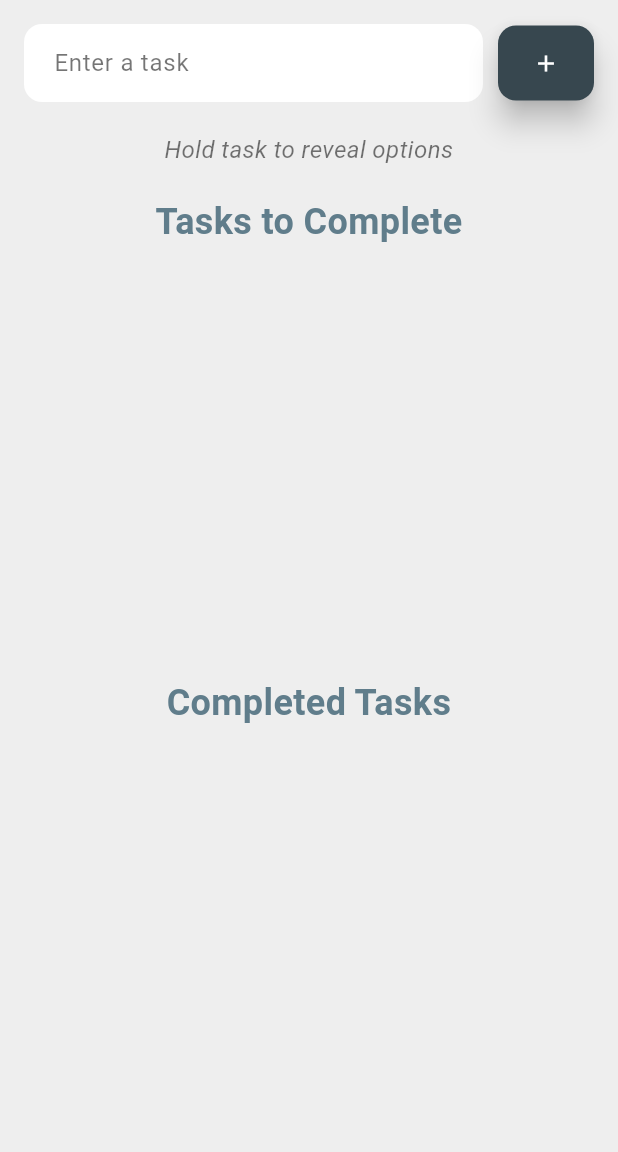
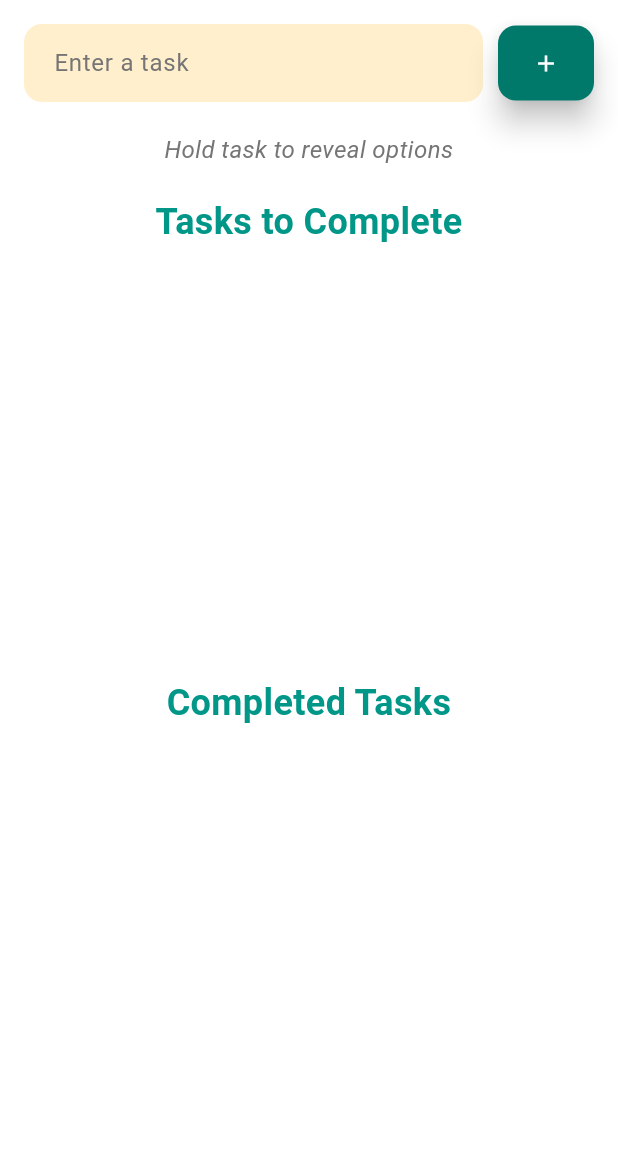
Before and after one commit to xshxr/Todoo-List-App-Internship-Task-, a Flutter app: the screen it shows after launch, on a phone screen of 412 x 824 dp, the part 84-1236 px from its top. Run offline on Flutter 3.47's test engine with Material 3 defaults, Android fonts, the phone set to English and light mode, and no system bars; our stand-ins replace flutter_local_notifications, timezone.

Commit message:
done proj

```diff
--- a/lib/main.dart
+++ b/lib/main.dart
@@ -1,3 +1,5 @@
+// ignore_for_file: deprecated_member_use, library_private_types_in_public_api
+
 import 'package:flutter/material.dart';
 import 'package:flutter_local_notifications/flutter_local_notifications.dart';
 import 'package:timezone/data/latest.dart' as tz;
@@ -41,9 +43,10 @@ class _MyAppState extends State<MyApp> {
     return MaterialApp(
       title: 'To-Do List',
       theme: ThemeData(
-        primarySwatch: Colors.blueGrey,
+        primarySwatch: Colors.teal,
+        hintColor: Colors.amber,
         brightness: Brightness.light,
-        scaffoldBackgroundColor: Colors.grey.shade200,
+        scaffoldBackgroundColor: Colors.white,
         textTheme: const TextTheme(
           bodyLarge: TextStyle(color: Colors.black87),
           bodyMedium: TextStyle(color: Colors.black87),
@@ -51,13 +54,14 @@ class _MyAppState extends State<MyApp> {
         ),
       ),
       darkTheme: ThemeData(
-        primarySwatch: Colors.blueGrey,
+        primarySwatch: Colors.teal,
+        hintColor: Colors.deepOrangeAccent,
         brightness: Brightness.dark,
-        scaffoldBackgroundColor: const Color(0xFF212121),
-        textTheme: const TextTheme(
-          bodyLarge: TextStyle(color: Colors.white70),
-          bodyMedium: TextStyle(color: Colors.white70),
-          displayLarge: TextStyle(fontSize: 32, fontWeight: FontWeight.bold),
+        scaffoldBackgroundColor: Colors.grey.shade900,
+        textTheme: TextTheme(
+          bodyLarge: TextStyle(color: Colors.grey.shade300),
+          bodyMedium: TextStyle(color: Colors.grey.shade300),
+          displayLarge: const TextStyle(fontSize: 32, fontWeight: FontWeight.bold),
         ),
       ),
       themeMode: _isDarkMode ? ThemeMode.dark : ThemeMode.light,
@@ -99,7 +103,7 @@ class _ToDoListScreenState extends State<ToDoListScreen> {
         _controller.clear();
       });
       ScaffoldMessenger.of(context).showSnackBar(
-        const SnackBar(content: Text('Task added')),
+        SnackBar(content: const Text('Task added'), backgroundColor: widget.isDarkMode ? Colors.teal : Colors.amber),
       );
     }
   }
@@ -149,7 +153,7 @@ class _ToDoListScreenState extends State<ToDoListScreen> {
       importance: Importance.max,
       priority: Priority.high,
       showWhen: false,
-      color: Colors.blueGrey,
+      color: Colors.teal,
       playSound: true,
       icon: '@mipmap/ic_launcher',
     );
@@ -183,7 +187,7 @@ class _ToDoListScreenState extends State<ToDoListScreen> {
             },
           ),
           ListTile(
-            leading: const Icon(Icons.delete, color: Colors.redAccent),
+            leading: const Icon(Icons.delete, color: Colors.red),
             title: const Text('Delete Task'),
             onTap: () {
               Navigator.pop(context);
@@ -191,8 +195,9 @@ class _ToDoListScreenState extends State<ToDoListScreen> {
             },
           ),
           ListTile(
-            leading: const Icon(Icons.alarm, color: Colors.blueGrey),
+            leading: const Icon(Icons.alarm, color: Colors.white),
             title: const Text('Set Alarm'),
+            textColor: Colors.black,
             onTap: () {
               Navigator.pop(context);
               _selectAlarmTime(context, index);
@@ -229,12 +234,12 @@ class _ToDoListScreenState extends State<ToDoListScreen> {
                     decoration: InputDecoration(
                       hintText: 'Enter a task',
                       hintStyle: TextStyle(
-                        color: widget.isDarkMode ? Colors.white60 : Colors.black54,
+                        color: widget.isDarkMode ? Colors.grey.shade400 : Colors.grey.shade600,
                       ),
                       filled: true,
                       fillColor: widget.isDarkMode
-                          ? const Color.fromARGB(255, 50, 50, 50)
-                          : const Color.fromARGB(255, 255, 255, 255),
+                          ? const Color.fromARGB(255, 48, 48, 48)
+                          : const Color.fromARGB(255, 255, 239, 204),
                       border: OutlineInputBorder(
                         borderRadius: BorderRadius.circular(12.0),
                         borderSide: BorderSide.none,
@@ -249,7 +254,7 @@ class _ToDoListScreenState extends State<ToDoListScreen> {
                 const SizedBox(width: 10),
                 ElevatedButton(
                   style: ElevatedButton.styleFrom(
-                    backgroundColor: Colors.blueGrey.shade800,
+                    backgroundColor: Colors.teal.shade700,
                     padding: const EdgeInsets.symmetric(horizontal: 20.0, vertical: 16.0),
                     shape: RoundedRectangleBorder(
                       borderRadius: BorderRadius.circular(12.0),
@@ -268,7 +273,7 @@ class _ToDoListScreenState extends State<ToDoListScreen> {
               style: TextStyle(
                 fontSize: 16,
                 fontStyle: FontStyle.italic,
-                color: widget.isDarkMode ? Colors.white70 : Colors.black54,
+                color: widget.isDarkMode ? Colors.grey.shade400 : Colors.grey.shade600,
               ),
               textAlign: TextAlign.center,
             ),
@@ -278,7 +283,7 @@ class _ToDoListScreenState extends State<ToDoListScreen> {
               style: TextStyle(
                 fontSize: 24,
                 fontWeight: FontWeight.bold,
-                color: Colors.blueGrey,
+                color: Colors.teal,
               ),
               textAlign: TextAlign.center,
             ),
@@ -291,16 +296,16 @@ class _ToDoListScreenState extends State<ToDoListScreen> {
                     key: Key(_tasks[index]),
                     direction: DismissDirection.horizontal,
                     background: Container(
-                      color: Colors.teal,
+                      color: Colors.teal.shade200,
                       alignment: Alignment.centerLeft,
                       padding: const EdgeInsets.symmetric(horizontal: 16.0),
-                      child: const Icon(Icons.check_circle, color: Colors.white),
+                      child: const Icon(Icons.check_circle, color: Colors.teal),
                     ),
                     secondaryBackground: Container(
-                      color: Colors.redAccent,
+                      color: Colors.red.shade300,
                       alignment: Alignment.centerRight,
                       padding: const EdgeInsets.symmetric(horizontal: 16.0),
-                      child: const Icon(Icons.delete, color: Colors.white),
+                      child: const Icon(Icons.delete, color: Colors.red),
                     ),
                     confirmDismiss: (direction) async {
                       if (direction == DismissDirection.startToEnd) {
@@ -342,6 +347,7 @@ class _ToDoListScreenState extends State<ToDoListScreen> {
                         ),
                         elevation: 6,
                         margin: const EdgeInsets.symmetric(vertical: 6.0),
+                        color: widget.isDarkMode ? Colors.teal.shade800 : Colors.blueGrey.shade50,
                         child: ListTile(
                           contentPadding: const EdgeInsets.symmetric(horizontal: 16.0, vertical: 12.0),
                           title: Text(
@@ -365,7 +371,7 @@ class _ToDoListScreenState extends State<ToDoListScreen> {
               style: TextStyle(
                 fontSize: 24,
                 fontWeight: FontWeight.bold,
-                color: Colors.blueGrey,
+                color: Colors.teal,
               ),
               textAlign: TextAlign.center,
             ),
@@ -380,6 +386,7 @@ class _ToDoListScreenState extends State<ToDoListScreen> {
                     ),
                     elevation: 6,
                     margin: const EdgeInsets.symmetric(vertical: 6.0),
+                    color: widget.isDarkMode ? Colors.teal.shade700 : Colors.teal.shade100,
                     child: ListTile(
                       contentPadding: const EdgeInsets.symmetric(horizontal: 16.0, vertical: 12.0),
                       title: Text(
```
